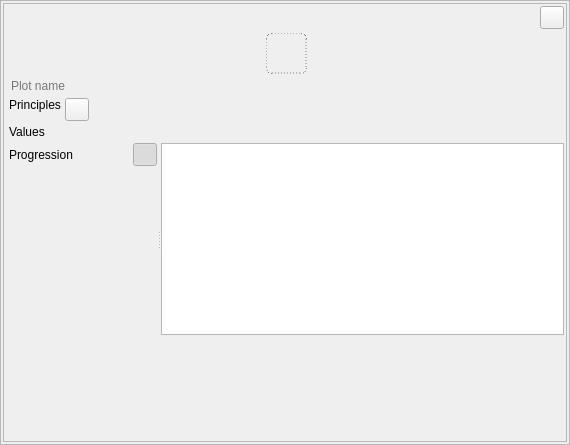
zkovari/plotlyst, file ui/plot_widget.ui: the form before one commit.
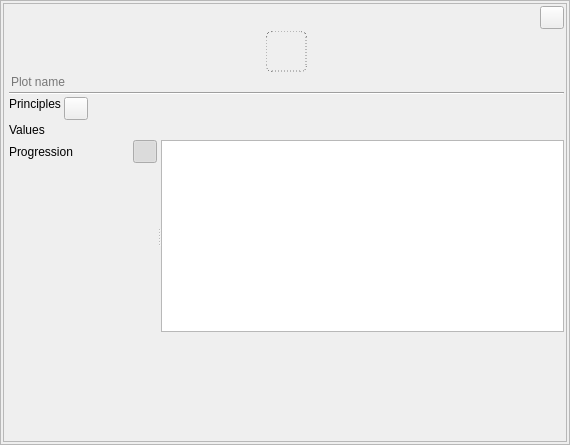
The form after the commit. Custom widgets are drawn as their Qt base class.

Commit message: select principles

```diff
--- a/ui/plot_widget.ui
+++ b/ui/plot_widget.ui
@@ -48,7 +48,7 @@
      </property>
      <layout class="QVBoxLayout" name="verticalLayout_2">
       <property name="spacing">
-       <number>4</number>
+       <number>2</number>
       </property>
       <property name="leftMargin">
        <number>5</number>
@@ -119,6 +119,52 @@
        </widget>
       </item>
       <item>
+       <widget class="Line" name="line">
+        <property name="orientation">
+         <enum>Qt::Horizontal</enum>
+        </property>
+       </widget>
+      </item>
+      <item>
+       <widget class="QScrollArea" name="scrollArea">
+        <property name="frameShape">
+         <enum>QFrame::NoFrame</enum>
+        </property>
+        <property name="widgetResizable">
+         <bool>true</bool>
+        </property>
+        <widget class="QWidget" name="scrollAreaWidgetContents">
+         <property name="geometry">
+          <rect>
+           <x>0</x>
+           <y>0</y>
+           <width>555</width>
+           <height>342</height>
+          </rect>
+         </property>
+         <property name="sizePolicy">
+          <sizepolicy hsizetype="Preferred" vsizetype="Expanding">
+           <horstretch>0</horstretch>
+           <verstretch>0</verstretch>
+          </sizepolicy>
+         </property>
+         <layout class="QVBoxLayout" name="verticalLayout_3">
+          <property name="spacing">
+           <number>3</number>
+          </property>
+          <property name="leftMargin">
+           <number>0</number>
+          </property>
+          <property name="topMargin">
+           <number>0</number>
+          </property>
+          <property name="rightMargin">
+           <number>0</number>
+          </property>
+          <property name="bottomMargin">
+           <number>0</number>
+          </property>
+          <item>
        <layout class="QHBoxLayout" name="horizontalLayout">
         <item alignment="Qt::AlignTop">
          <widget class="QLabel" name="lblPrinciples">
@@ -133,7 +179,7 @@
           </property>
          </widget>
         </item>
-        <item>
+            <item alignment="Qt::AlignTop">
          <widget class="QToolButton" name="btnPincipleEditor">
           <property name="cursor">
            <cursorShape>PointingHandCursor</cursorShape>
@@ -186,14 +232,14 @@
        </layout>
       </item>
       <item>
-       <layout class="QVBoxLayout" name="verticalLayout_3">
+           <layout class="QVBoxLayout" name="verticalLayout_4">
         <item>
          <widget class="QSplitter" name="splitter">
           <property name="orientation">
            <enum>Qt::Horizontal</enum>
           </property>
           <widget class="QWidget" name="layoutWidget_4">
-           <layout class="QVBoxLayout" name="verticalLayout_4">
+               <layout class="QVBoxLayout" name="verticalLayout_5">
             <property name="topMargin">
              <number>0</number>
             </property>
@@ -249,8 +295,6 @@
           </widget>
          </widget>
         </item>
-       </layout>
-      </item>
       <item>
        <spacer name="verticalSpacer">
         <property name="orientation">
@@ -265,6 +309,12 @@
        </spacer>
       </item>
      </layout>
+          </item>
+         </layout>
+        </widget>
+       </widget>
+      </item>
+     </layout>
     </widget>
    </item>
   </layout>
```
Left out of the diff: 8 changed lines with no effect on the pictures. Lines whose indentation alone changed are shown as unchanged. The commit also changes 2 other files.
